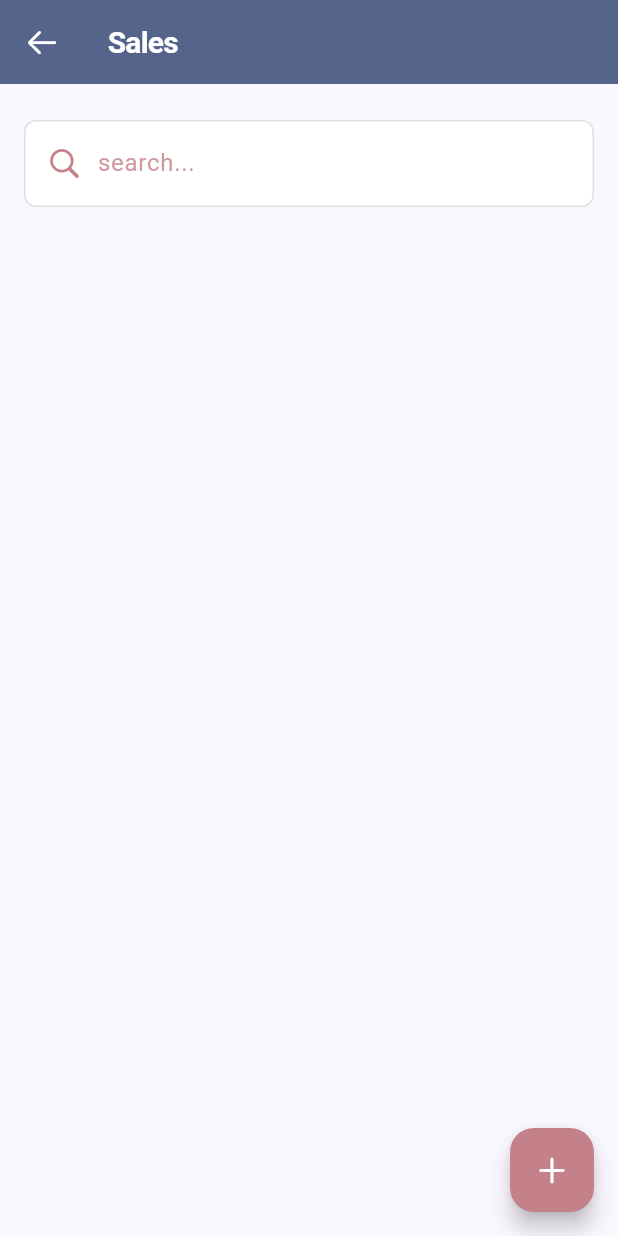
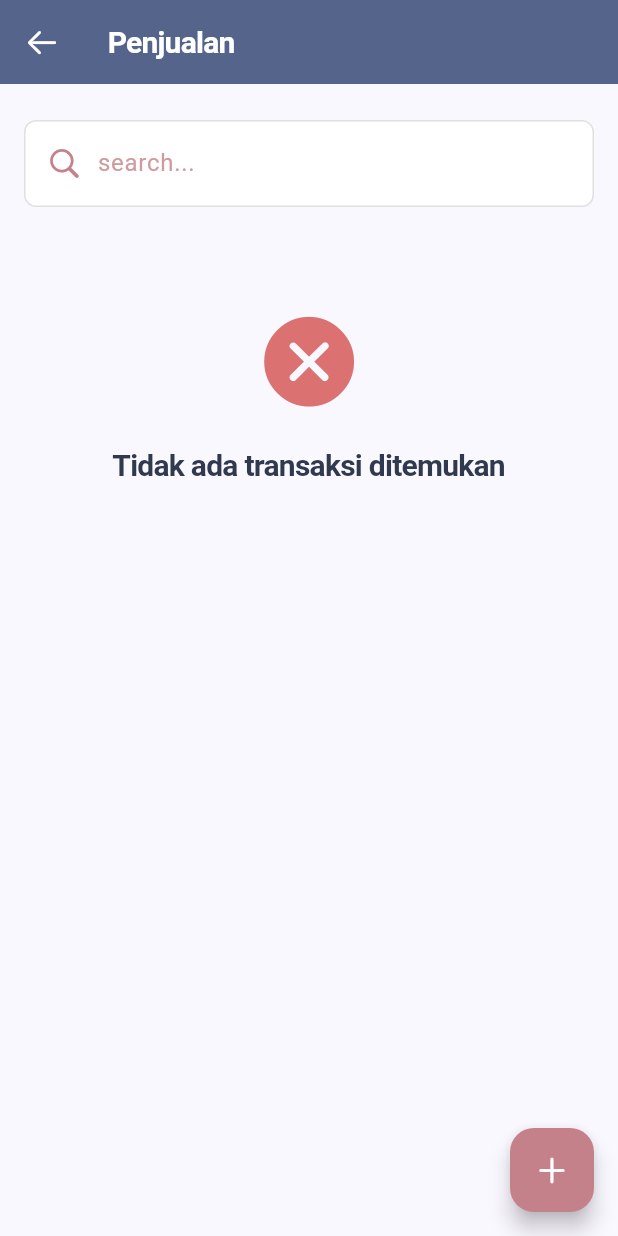
Before and after one commit to ChrisJulLimantoro/operational-app, a Flutter app: the TransactionScreen screen opened by its route, after a tap on an icon or button, on a phone screen of 412 x 824 dp. Run offline on Flutter 3.47's test engine with Material 3 defaults, Android fonts, the light colour scheme and no system bars; our stand-ins replace device_info_plus, dio, flutter_bloc, flutter_map, go_router, latlong2 and 3 more; missing offline and left inert: flutter_pdfview, qr_code_scanner; accounts and stored records are empty; network calls fail.

Commit message:
feat: done with search and view all transaction

```diff
--- a/lib/api/transaction.dart
+++ b/lib/api/transaction.dart
@@ -11,14 +11,22 @@ class TransactionAPI {
   // Fetching Transaction FROM API
   static Future<List<Transaction>> fetchTransactionsFromAPI(
     BuildContext context,
-    int page,
-    int limit,
-  ) async {
+    int type, {
+    int page = 0,
+    int limit = 0,
+    String search = '',
+  }) async {
     try {
+      final uri =
+          type == 1
+              ? '/transaction/sales'
+              : type == 2
+              ? '/transaction/purchase'
+              : '/transaction/trade';
       final response = await ApiHelper.get(
         context,
-        '/transaction/sales',
-        params: {'page': page, 'limit': limit},
+        uri,
+        params: {'page': page, 'limit': limit, 'search': search},
       );
       if (!response.data['success']) {
         return [];
@@ -39,7 +47,13 @@ class TransactionAPI {
         message:
             "${e.response?.data['message'] ?? "Gagal Mengambil data karena jaringan lemah!"}",
         primaryButtonText: "Retry",
-        onPrimaryPressed: () => fetchTransactionsFromAPI(context, page, limit),
+        onPrimaryPressed:
+            () => fetchTransactionsFromAPI(
+              context,
+              type,
+              page: page,
+              limit: limit,
+            ),
         icon: Icons.error_outline,
         primaryColor: AppColors.error,
       );
@@ -50,7 +64,13 @@ class TransactionAPI {
         title: "Gagal mengambil data",
         message: "$e",
         primaryButtonText: "Retry",
-        onPrimaryPressed: () => fetchTransactionsFromAPI(context, page, limit),
+        onPrimaryPressed:
+            () => fetchTransactionsFromAPI(
+              context,
+              type,
+              page: page,
+              limit: limit,
+            ),
         icon: Icons.error_outline,
         primaryColor: AppColors.error,
       );
--- a/lib/helper/router.dart
+++ b/lib/helper/router.dart
@@ -116,8 +116,16 @@ final GoRouter router = GoRouter(
       builder: (context, state) => const StockOutAddScreen(),
     ),
     GoRoute(
-      path: '/transaction',
-      builder: (context, state) => const TransactionScreen(),
+      path: '/sales',
+      builder: (context, state) => const TransactionScreen(type: 1),
+    ),
+    GoRoute(
+      path: '/purchase',
+      builder: (context, state) => const TransactionScreen(type: 2),
+    ),
+    GoRoute(
+      path: '/trade',
+      builder: (context, state) => const TransactionScreen(type: 3),
     ),
     GoRoute(
       path: '/transaction-detail',
--- a/lib/model/transaction.dart
+++ b/lib/model/transaction.dart
@@ -14,6 +14,7 @@ class Transaction {
   final int status;
   final double subTotalPrice;
   final double taxPrice;
+  final double adjustmentPrice;
   final double totalPrice;
   final String comment;
   final int approve;
@@ -35,6 +36,7 @@ class Transaction {
     required this.status,
     required this.subTotalPrice,
     required this.taxPrice,
+    required this.adjustmentPrice,
     required this.totalPrice,
     required this.comment,
     required this.storeId,
@@ -57,6 +59,7 @@ class Transaction {
       poinEarned: json['poin_earned'] ?? 0,
       status: json['status'],
       subTotalPrice: double.tryParse(json['sub_total_price']) ?? 0.0,
+      adjustmentPrice: double.tryParse(json['adjustment_price']) ?? 0.0,
       taxPrice: double.tryParse(json['tax_price']) ?? 0.0,
       totalPrice: double.tryParse(json['total_price']) ?? 0.0,
       comment: json['comment'] ?? '-',
--- a/lib/model/transaction_product.dart
+++ b/lib/model/transaction_product.dart
@@ -33,7 +33,7 @@ class TransactionProduct {
     return TransactionProduct(
       id: json['id'],
       transactionId: json['transaction_id'],
-      productCodeId: json['product_code_id'],
+      productCodeId: json['product_code_id'] ?? '',
       transactionType: json['transaction_type'],
       type: json['type'],
       name: json['name'],
--- a/lib/screen/home_screen.dart
+++ b/lib/screen/home_screen.dart
@@ -54,13 +54,13 @@ class _HomeScreenState extends State<HomeScreen> {
       {
         "group": "Menu Transaksi",
         "items": [
-          {"title": "Penjualan", "icon": Icons.sell, "route": "/transaction"},
+          {"title": "Penjualan", "icon": Icons.sell, "route": "/sales"},
           {
             "title": "Pembelian",
             "icon": Icons.shopping_bag,
-            "route": "/pembelian",
+            "route": "/purchase",
           },
-          {"title": "Trade", "icon": Icons.undo, "route": "/retur"},
+          {"title": "Trade", "icon": Icons.undo, "route": "/trade"},
         ],
       },
     ],
--- a/lib/screen/transaction_screen.dart
+++ b/lib/screen/transaction_screen.dart
@@ -14,7 +14,8 @@ import 'package:go_router/go_router.dart';
 import 'package:provider/provider.dart';
 
 class TransactionScreen extends StatefulWidget {
-  const TransactionScreen({super.key});
+  final int type;
+  const TransactionScreen({super.key, required this.type});
 
   @override
   State<TransactionScreen> createState() => _TransactionScreenState();
@@ -61,7 +62,13 @@ class _TransactionScreenState extends State<TransactionScreen> {
 
     try {
       List<Transaction> newTransactions =
-          await TransactionAPI.fetchTransactionsFromAPI(context, page, 10);
+          await TransactionAPI.fetchTransactionsFromAPI(
+            context,
+            widget.type,
+            page: page,
+            limit: 10,
+            search: search.text,
+          );
 
       debugPrint('Fetched ${newTransactions.length} transactions');
 
@@ -105,7 +112,13 @@ class _TransactionScreenState extends State<TransactionScreen> {
 
     try {
       List<Transaction> latestTransactions =
-          await TransactionAPI.fetchTransactionsFromAPI(context, page, 10);
+          await TransactionAPI.fetchTransactionsFromAPI(
+            context,
+            widget.type,
+            page: page,
+            limit: 10,
+            search: search.text,
+          );
 
       if (latestTransactions.isNotEmpty) {
         transactions.addAll(latestTransactions);
@@ -129,6 +142,10 @@ class _TransactionScreenState extends State<TransactionScreen> {
     groupedTransactions.clear();
     for (var trans in transactions) {
       groupedTransactions.putIfAbsent(trans.date, () => []).add(trans);
+    }
+    debugPrint('Grouped transactions: ');
+    for (var entry in groupedTransactions.entries) {
+      debugPrint('${entry.key}: ${entry.value.length} transactions');
     }
   }
 
@@ -154,6 +171,13 @@ class _TransactionScreenState extends State<TransactionScreen> {
     });
   }
 
+  void _onSearchChanged() {
+    _scroll.jumpTo(0);
+    if (isLoading) return;
+
+    _refreshTransactions();
+  }
+
   @override
   Widget build(BuildContext context) {
     return Scaffold(
@@ -165,7 +189,14 @@ class _TransactionScreenState extends State<TransactionScreen> {
             pinned: true, // Ensures the app bar remains visible when scrolling
             floating: false, // No snap effect
             elevation: 0,
-            title: Text('Sales', style: AppTextStyles.headingWhite),
+            title: Text(
+              widget.type == 1
+                  ? 'Penjualan'
+                  : widget.type == 2
+                  ? 'Pembelian'
+                  : 'Tukar Tambah',
+              style: AppTextStyles.headingWhite,
+            ),
             leading: IconButton(
               icon: const Icon(CupertinoIcons.arrow_left, color: Colors.white),
               onPressed: () {
@@ -183,7 +214,10 @@ class _TransactionScreenState extends State<TransactionScreen> {
                 crossAxisAlignment: CrossAxisAlignment.start,
                 spacing: 0,
                 children: [
-                  SearchBarWidget(controller: search),
+                  SearchBarWidget(
+                    controller: search,
+                    onChanged: _onSearchChanged,
+                  ),
                   ...groupedTransactions.entries.map(
                     (entry) => Column(
                       crossAxisAlignment: CrossAxisAlignment.start,
@@ -203,6 +237,29 @@ class _TransactionScreenState extends State<TransactionScreen> {
               ),
             ),
           ),
+          // No Data Indicator
+          if (transactions.isEmpty && !isLoading)
+            SliverToBoxAdapter(
+              child: Padding(
+                padding: const EdgeInsets.fromLTRB(16, 16, 16, 52),
+                child: Center(
+                  child: Column(
+                    children: [
+                      Icon(
+                        CupertinoIcons.xmark_circle_fill,
+                        size: 70,
+                        color: AppColors.error,
+                      ),
+                      SizedBox(height: 20),
+                      Text(
+                        "Tidak ada transaksi ditemukan",
+                        style: AppTextStyles.headingBlue,
+                      ),
+                    ],
+                  ),
+                ),
+              ),
+            ),
           // Loading Indicator
           if (isLoading)
             SliverToBoxAdapter(
```
Also changed, not shown: lib/screen/transaction_detail_screen.dart (+8 -0 lines), lib/widget/transaction_card.dart (+12 -5 lines), lib/widget/transaction_detail_card.dart (+6 -2 lines).
